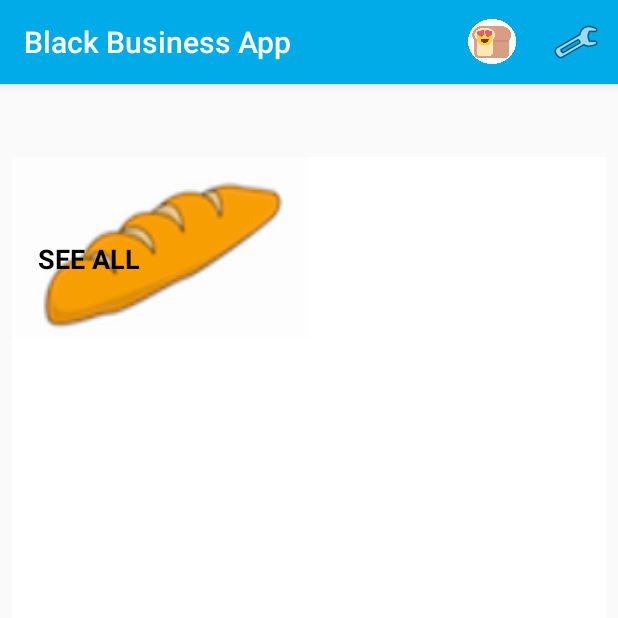
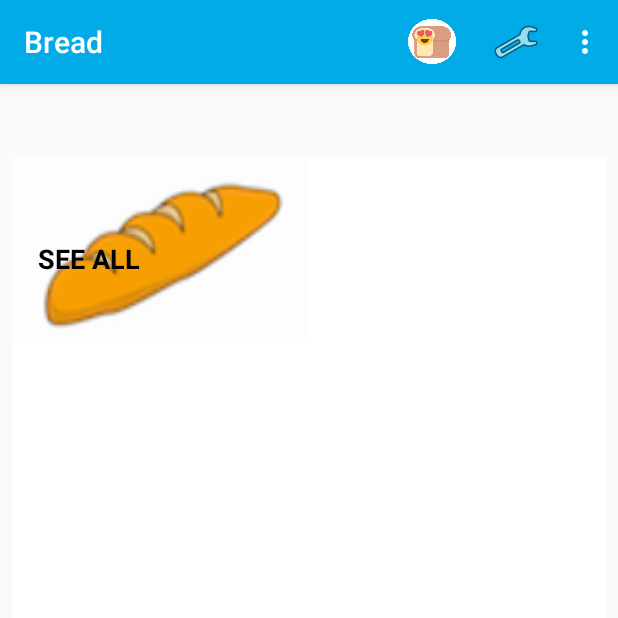
Before and after one commit to kmcauliffe6/JuniorDesignMinorityOwnedBusinessApp, an Android app: the MainActivity screen opened directly, with no data from a screen before it, on a phone screen of 412 x 824 dp, the top half of it. Run offline under Robolectric (Android 15) with nearby library versions, the phone set to English and light mode, and no system bars; 2 statements that could not run were skipped.

Commit message:
set Toolbar app name to "Bread"

```diff
--- a/app/src/main/res/menu/my_menu.xml
+++ b/app/src/main/res/menu/my_menu.xml
@@ -1,6 +1,11 @@
 <?xml version="1.0" encoding="utf-8"?>
 <menu xmlns:android="http://schemas.android.com/apk/res/android"
     xmlns:app="http://schemas.android.com/apk/res-auto">
+    <item
+        android:id="@+id/action_settings"
+        android:orderInCategory="100"
+        android:title="@string/app_name"
+        app:showAsAction="never" />
     <item
         android:id="@+id/profilePicButton"
         android:icon="@drawable/logo"
--- a/app/src/main/res/values/strings.xml
+++ b/app/src/main/res/values/strings.xml
@@ -1,5 +1,5 @@
 <resources>
-    <string name="app_name">Black Business App</string>
+    <string name="app_name">Bread</string>
     <string name="settings_button_name">Settings</string>
     <string name="terms_of_service_button_name">Terms of Service</string>
     <string name="title_activity_login">"Login "</string>
```
